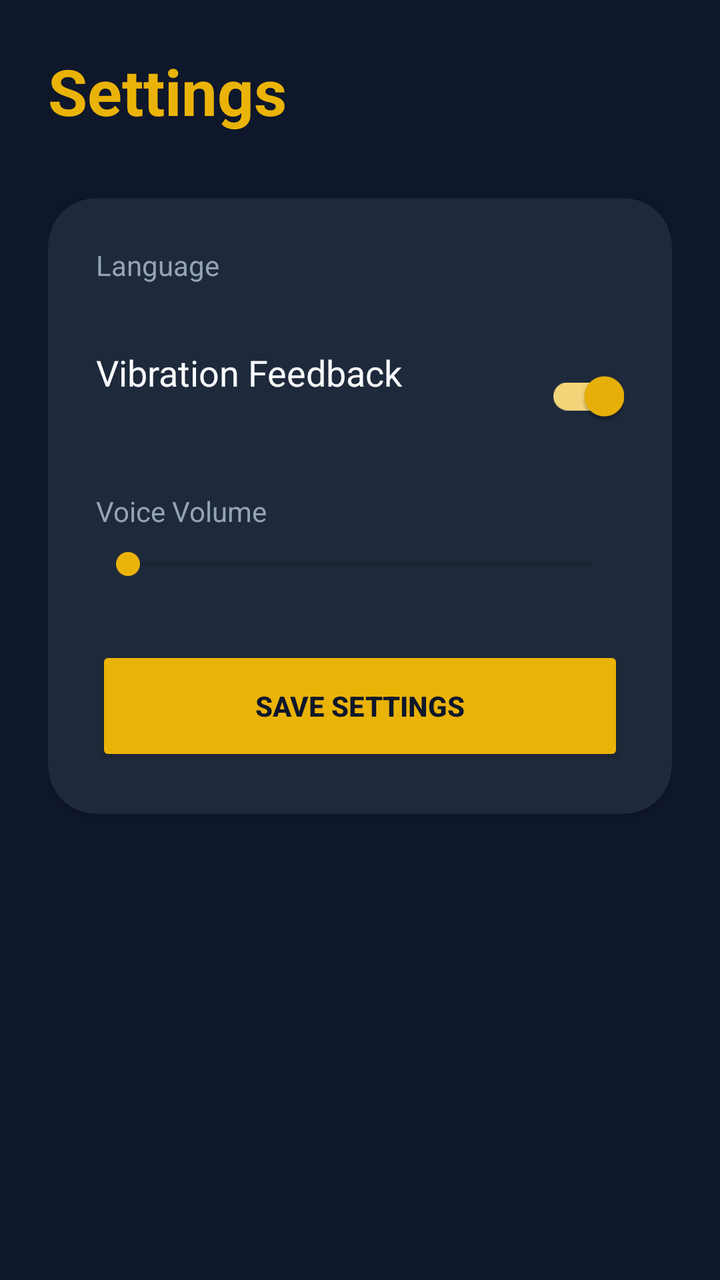
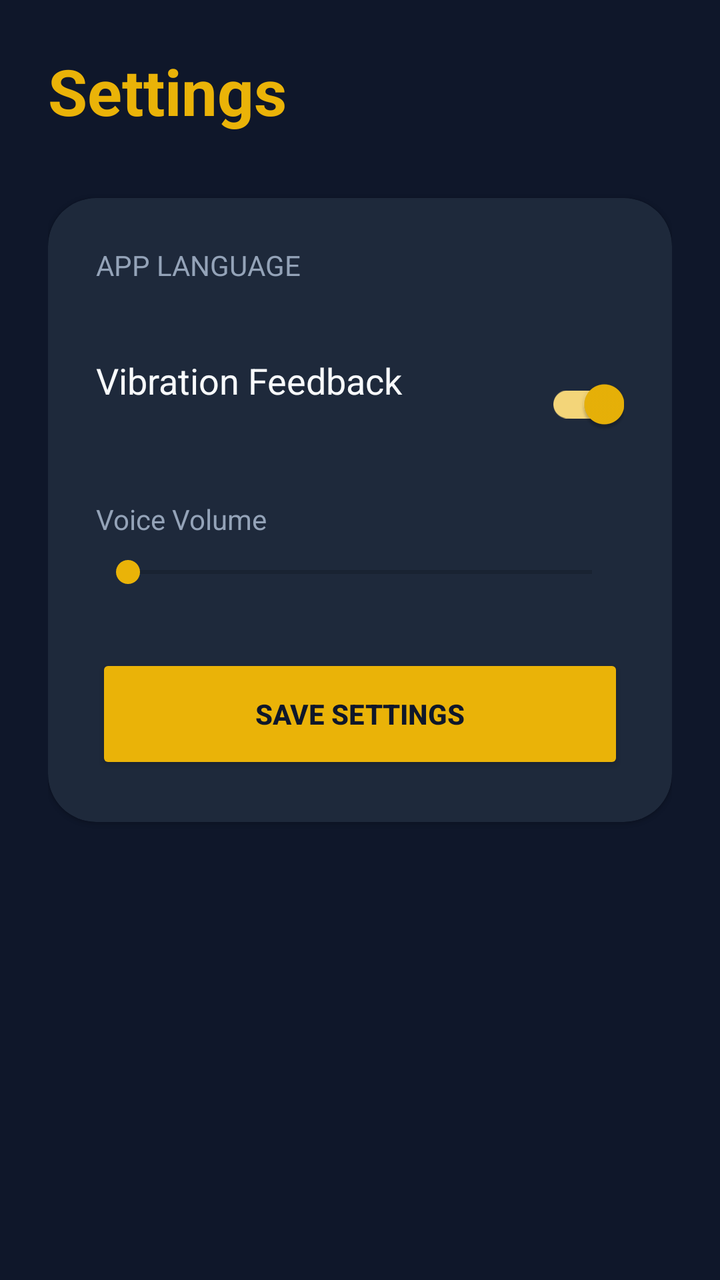

Two renders of the same Android screen: before a commit and after it. Below are the layout's source before the change and the commit's diff.
<!-- AndroidManifest.xml: application theme Theme.SmartCaneApp -->
<!-- res/layout/activity_settings.xml -->
<?xml version="1.0" encoding="utf-8"?>
<LinearLayout xmlns:android="http://schemas.android.com/apk/res/android"
    xmlns:app="http://schemas.android.com/apk/res-auto"
    android:layout_width="match_parent"
    android:layout_height="match_parent"
    android:background="@color/primary"
    android:orientation="vertical"
    android:padding="24dp">

    <TextView
        android:layout_width="wrap_content"
        android:layout_height="wrap_content"
        android:text="@string/settings"
        android:textColor="@color/accent"
        android:textSize="32sp"
        android:textStyle="bold" />

    <com.google.android.material.card.MaterialCardView
        android:layout_width="match_parent"
        android:layout_height="wrap_content"
        android:layout_marginTop="32dp"
        app:cardBackgroundColor="@color/surface"
        app:cardCornerRadius="24dp">

        <LinearLayout
            android:layout_width="match_parent"
            android:layout_height="wrap_content"
            android:orientation="vertical"
            android:padding="24dp">

            
            <TextView
                android:layout_width="wrap_content"
                android:layout_height="wrap_content"
                android:text="@string/language"
                android:textColor="@color/text_secondary"
                android:textSize="14sp" />

            <com.google.android.material.button.MaterialButtonToggleGroup
                android:id="@+id/toggleLanguage"
                android:layout_width="match_parent"
                android:layout_height="wrap_content"
                android:layout_marginTop="8dp"
                app:singleSelection="true">

                <Button
                    android:id="@+id/btnEnglish"
                    style="?attr/materialButtonOutlinedStyle"
                    android:layout_width="0dp"
                    android:layout_height="wrap_content"
                    android:layout_weight="1"
                    android:text="@string/english" />

                <Button
                    android:id="@+id/btnHindi"
                    style="?attr/materialButtonOutlinedStyle"
                    android:layout_width="0dp"
                    android:layout_height="wrap_content"
                    android:layout_weight="1"
                    android:text="@string/hindi" />
                </com.google.android.material.button.MaterialButtonToggleGroup>

            
            <RelativeLayout
                android:layout_width="match_parent"
                android:layout_height="wrap_content"
                android:layout_marginTop="24dp">

                <TextView
                    android:layout_width="wrap_content"
                    android:layout_height="wrap_content"
                    android:text="@string/vibration_feedback"
                    android:textColor="@color/white"
                    android:textSize="18sp" />

                <com.google.android.material.switchmaterial.SwitchMaterial
                    android:id="@+id/switchVibration"
                    android:layout_width="wrap_content"
                    android:layout_height="wrap_content"
                    android:layout_alignParentEnd="true"
                    android:checked="true" />
            </RelativeLayout>

            <TextView
                android:layout_width="wrap_content"
                android:layout_height="wrap_content"
                android:layout_marginTop="24dp"
                android:text="@string/tts_volume"
                android:textColor="@color/text_secondary"
                android:textSize="14sp" />

            <SeekBar
                android:id="@+id/seekVolume"
                android:layout_width="match_parent"
                android:layout_height="wrap_content"
                android:layout_marginTop="8dp" />

            <Button
                android:id="@+id/btnSaveSettings"
                android:layout_width="match_parent"
                android:layout_height="60dp"
                android:layout_marginTop="32dp"
                android:text="@string/save_settings"
                android:backgroundTint="@color/accent"
                android:textColor="@color/primary"
                android:textStyle="bold"
                app:cornerRadius="16dp" />

        </LinearLayout>
    </com.google.android.material.card.MaterialCardView>

</LinearLayout>
<!-- resources referenced by this layout -->
<resources>
  <color name="accent">#EAB308</color>
  <color name="primary">#0F172A</color>
  <color name="surface">#1E293B</color>
  <color name="text_secondary">#94A3B8</color>
  <color name="white">#F8FAFC</color>
  <string name="english">English</string>
  <string name="hindi">Hindi</string>
  <string name="language">Language</string>
  <string name="save_settings">Save Settings</string>
  <string name="settings">Settings</string>
  <string name="tts_volume">Voice Volume</string>
  <string name="vibration_feedback">Vibration Feedback</string>
  <style name="Theme.SmartCaneApp" parent="Theme.MaterialComponents.DayNight.NoActionBar">
          
          <item name="colorPrimary">@color/primary</item>
          <item name="colorPrimaryVariant">@color/primary_variant</item>
          <item name="colorOnPrimary">@color/white</item>
          
          <item name="colorSecondary">@color/accent</item>
          <item name="colorSecondaryVariant">@color/accent</item>
          <item name="colorOnSecondary">@color/black</item>
          
          <item name="android:statusBarColor">@color/primary</item>
          
          <item name="android:windowBackground">@color/primary</item>
      </style>
  <color name="primary_variant">#1E293B</color>
  <color name="black">#000000</color>
</resources>

<!-- the commit's change to res/layout/activity_settings.xml (unified diff, before → after) -->
@@ -32,33 +32,32 @@
             <TextView
                 android:layout_width="wrap_content"
                 android:layout_height="wrap_content"
-                android:text="@string/language"
+                android:text="APP LANGUAGE"
                 android:textColor="@color/text_secondary"
-                android:textSize="14sp" />
+                android:textSize="14sp"
+                android:layout_marginBottom="12dp"/>
 
             <com.google.android.material.button.MaterialButtonToggleGroup
                 android:id="@+id/toggleLanguage"
                 android:layout_width="match_parent"
                 android:layout_height="wrap_content"
-                android:layout_marginTop="8dp"
-                app:singleSelection="true">
-
+                app:singleSelection="true"
+                app:selectionRequired="true">
                 <Button
-                    android:id="@+id/btnEnglish"
+                    android:id="@+id/btnLangEn"
                     style="?attr/materialButtonOutlinedStyle"
                     android:layout_width="0dp"
+                    android:layout_weight="1"
                     android:layout_height="wrap_content"
-                    android:layout_weight="1"
-                    android:text="@string/english" />
-
+                    android:text="ENGLISH" />
                 <Button
-                    android:id="@+id/btnHindi"
+                    android:id="@+id/btnLangHi"
                     style="?attr/materialButtonOutlinedStyle"
                     android:layout_width="0dp"
+                    android:layout_weight="1"
                     android:layout_height="wrap_content"
-                    android:layout_weight="1"
-                    android:text="@string/hindi" />
-                </com.google.android.material.button.MaterialButtonToggleGroup>
+                    android:text="हिन्दी" />
+            </com.google.android.material.button.MaterialButtonToggleGroup>
 
             
             <RelativeLayout
<!-- resource entries referenced after the edit -->
@@ -5,9 +5,6 @@
   <color name="surface">#1E293B</color>
   <color name="text_secondary">#94A3B8</color>
   <color name="white">#F8FAFC</color>
-  <string name="english">English</string>
-  <string name="hindi">Hindi</string>
-  <string name="language">Language</string>
   <string name="save_settings">Save Settings</string>
   <string name="settings">Settings</string>
   <string name="tts_volume">Voice Volume</string>
